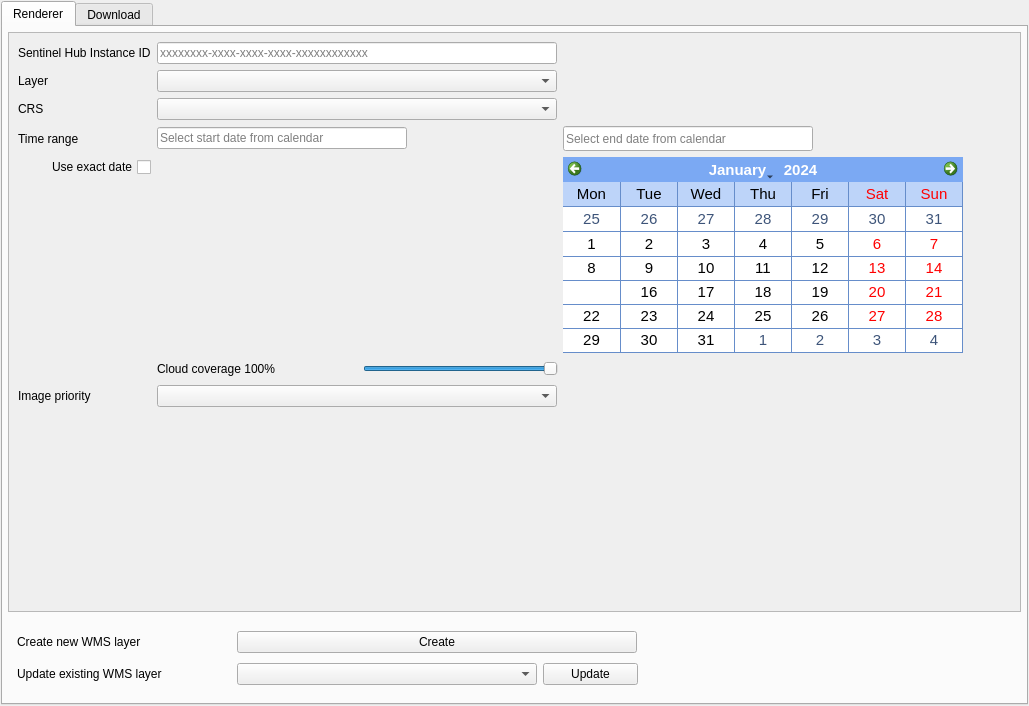
The window that SentinelHub/SentinelHub_dockwidget_base.ui (sentinel-hub/sentinelhub-qgis-plugin) describes before a commit, drawn with Qt 5.
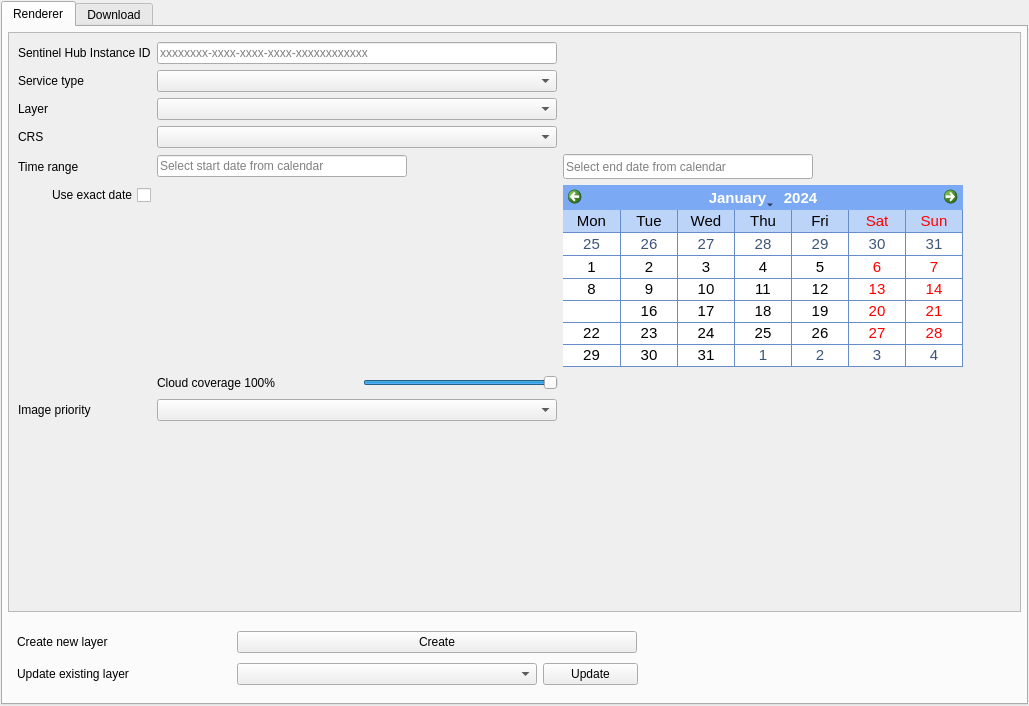
The same window after the commit.

Diff of the .ui file:
```diff
--- a/SentinelHub/SentinelHub_dockwidget_base.ui
+++ b/SentinelHub/SentinelHub_dockwidget_base.ui
@@ -102,7 +102,7 @@
                 </size>
                </property>
                <property name="text">
-                <string>Create new WMS layer</string>
+                <string>Create new layer</string>
                </property>
               </widget>
              </item>
@@ -128,7 +128,7 @@
              <item row="1" column="0">
               <widget class="QLabel" name="label_9">
                <property name="text">
-                <string>Update existing WMS layer</string>
+                <string>Update existing layer</string>
                </property>
               </widget>
              </item>
@@ -217,7 +217,23 @@
               </rect>
              </property>
              <layout class="QGridLayout" name="gridLayout_4">
-              <item row="9" column="2">
+              <item row="5" column="2">
+               <widget class="QComboBox" name="layers">
+                <property name="minimumSize">
+                 <size>
+                  <width>400</width>
+                  <height>0</height>
+                 </size>
+                </property>
+                <property name="maximumSize">
+                 <size>
+                  <width>400</width>
+                  <height>16777215</height>
+                 </size>
+                </property>
+               </widget>
+              </item>
+              <item row="12" column="2">
                <spacer name="verticalSpacer">
                 <property name="orientation">
                  <enum>Qt::Vertical</enum>
@@ -230,14 +246,14 @@
                 </property>
                </spacer>
               </item>
-              <item row="8" column="0">
-               <widget class="QLabel" name="label_6">
+              <item row="11" column="0">
+               <widget class="QLabel" name="priorityLabel">
                 <property name="text">
                  <string>Image priority</string>
                 </property>
                </widget>
               </item>
-              <item row="8" column="2">
+              <item row="11" column="2">
                <widget class="QComboBox" name="priority">
                 <property name="minimumSize">
                  <size>
@@ -253,22 +269,6 @@
                 </property>
                </widget>
               </item>
-              <item row="2" column="2">
-               <widget class="QComboBox" name="layers">
-                <property name="minimumSize">
-                 <size>
-                  <width>400</width>
-                  <height>0</height>
-                 </size>
-                </property>
-                <property name="maximumSize">
-                 <size>
-                  <width>400</width>
-                  <height>16777215</height>
-                 </size>
-                </property>
-               </widget>
-              </item>
               <item row="1" column="2">
                <widget class="QLineEdit" name="instanceId">
                 <property name="minimumSize">
@@ -294,7 +294,7 @@
                 </property>
                </widget>
               </item>
-              <item row="6" column="2">
+              <item row="9" column="2">
                <layout class="QHBoxLayout" name="horizontalLayout_6">
                 <item>
                  <widget class="QLabel" name="calendarSpacer">
@@ -827,7 +827,7 @@
                 </item>
                </layout>
               </item>
-              <item row="3" column="2">
+              <item row="6" column="2">
                <widget class="QComboBox" name="epsg">
                 <property name="minimumSize">
                  <size>
@@ -850,21 +850,21 @@
                 </property>
                </widget>
               </item>
-              <item row="3" column="0">
-               <widget class="QLabel" name="labelCRS">
+              <item row="6" column="0">
+               <widget class="QLabel" name="crsLabel">
                 <property name="text">
                  <string>CRS</string>
                 </property>
                </widget>
               </item>
-              <item row="2" column="0">
-               <widget class="QLabel" name="label">
+              <item row="5" column="0">
+               <widget class="QLabel" name="layerLabel">
                 <property name="text">
                  <string>Layer</string>
                 </property>
                </widget>
               </item>
-              <item row="7" column="2">
+              <item row="10" column="2">
                <layout class="QHBoxLayout" name="horizontalLayout_3">
                 <item>
                  <widget class="QLabel" name="maxccLabel">
@@ -931,7 +931,7 @@
                 </item>
                </layout>
               </item>
-              <item row="5" column="2">
+              <item row="8" column="2">
                <layout class="QHBoxLayout" name="horizontalLayout">
                 <item>
                  <widget class="QLineEdit" name="time0">
@@ -1029,14 +1029,7 @@
                 </item>
                </layout>
               </item>
-              <item row="5" column="0">
-               <widget class="QLabel" name="label_2">
-                <property name="text">
-                 <string>Time range</string>
-                </property>
-               </widget>
-              </item>
-              <item row="6" column="0">
+              <item row="9" column="0">
                <layout class="QVBoxLayout" name="verticalLayout_2">
                 <item>
                  <layout class="QHBoxLayout" name="horizontalLayout_4">
@@ -1067,6 +1060,36 @@
                 </item>
                </layout>
               </item>
+              <item row="8" column="0">
+               <widget class="QLabel" name="timeRangeLabel">
+                <property name="text">
+                 <string>Time range</string>
+                </property>
+               </widget>
+              </item>
+              <item row="4" column="2">
+               <widget class="QComboBox" name="serviceType">
+                <property name="minimumSize">
+                 <size>
+                  <width>400</width>
+                  <height>0</height>
+                 </size>
+                </property>
+                <property name="maximumSize">
+                 <size>
+                  <width>400</width>
+                  <height>16777215</height>
+                 </size>
+                </property>
+               </widget>
+              </item>
+              <item row="4" column="0">
+               <widget class="QLabel" name="serviceTypeLabel">
+                <property name="text">
+                 <string>Service type</string>
+                </property>
+               </widget>
+              </item>
              </layout>
             </widget>
            </widget>
```
Left out of the diff: 30 changed lines with no effect on the pictures.
